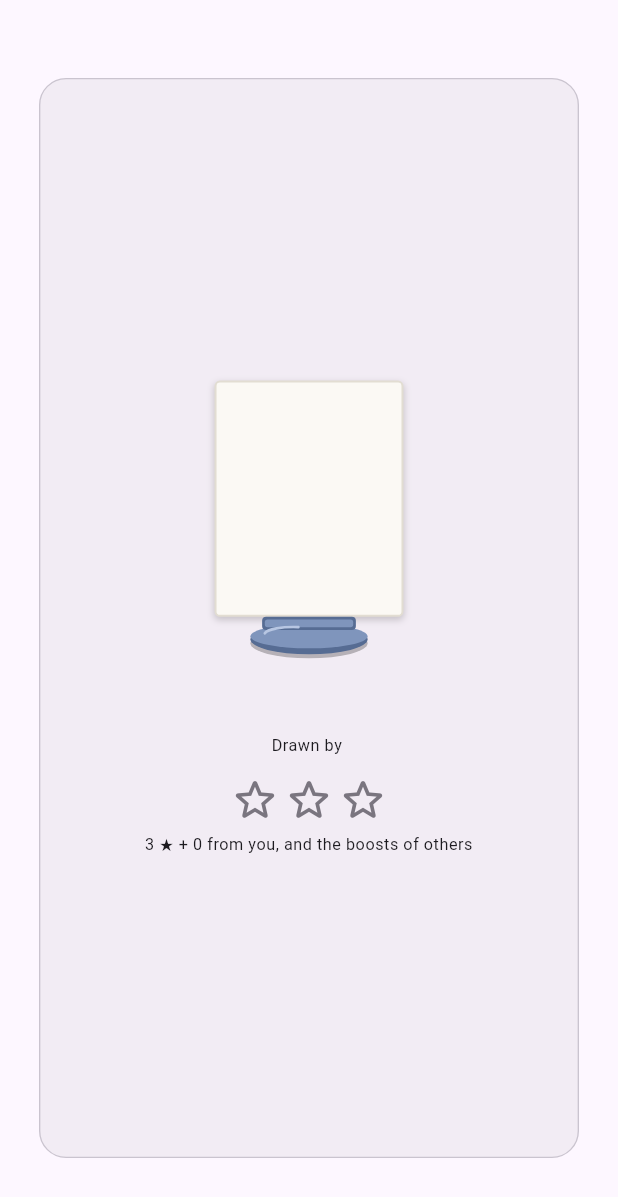
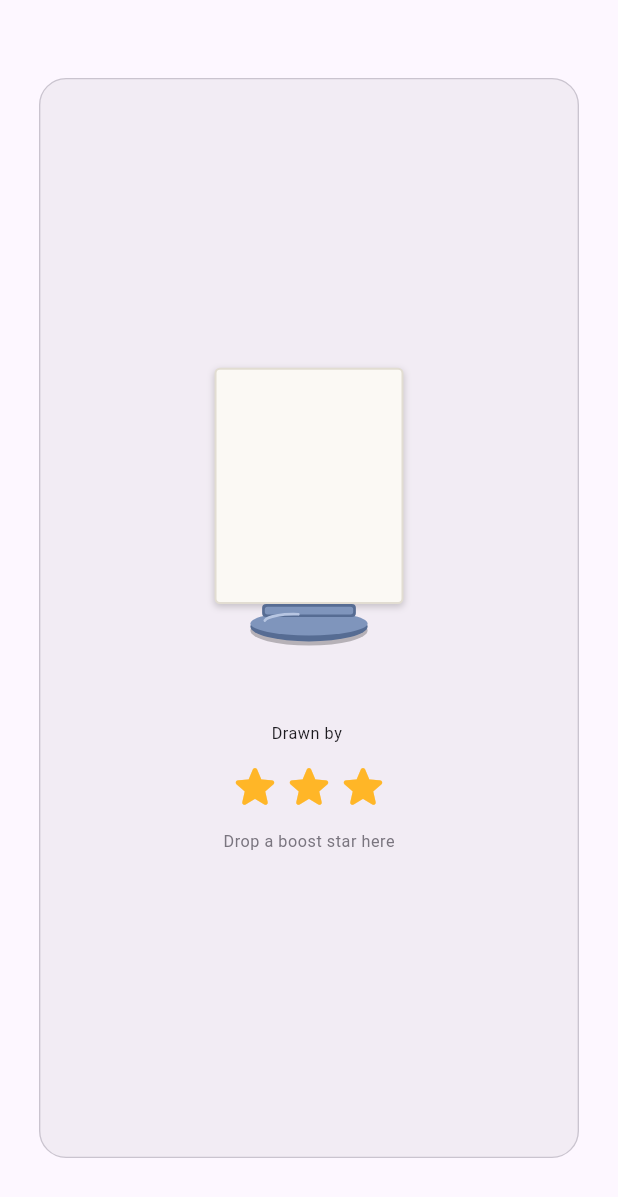
Before and after one commit to davidzenisu/game-drawing-duel, a Flutter app: the _ChallengerCard widget shown alone on an empty page, opened directly with empty values, on a phone screen of 412 x 824 dp. Shown: the top 1197 px of the screen. Run offline on Flutter 3.47's test engine with Material 3 defaults, Android fonts, the phone set to English and light mode, and no system bars; our stand-ins replace clock; missing offline and left inert: auth0_flutter.

Commit message:
feat: Show a challenger's own stars above the boosts it gets
Every challenger on the boost screen shows its own 3 stars in gold, with
the boost stars you gave it in a row below, in the boost color. Empty slots
are gone: a challenger without your stars says where to drop them.

Co-Authored-By: Claude Opus 5.5 <noreply@anthropic.com>
Claude-Session: https://claude.ai/code/session_014wyXsvbkr7EJw5AJ3S77vc

```diff
--- a/frontend/lib/game/screens/boost_screen.dart
+++ b/frontend/lib/game/screens/boost_screen.dart
@@ -161,25 +161,38 @@ class _ChallengerCard extends StatelessWidget {
                       Text(challenger.title, style: textTheme.titleMedium, textAlign: TextAlign.center),
                       Text('Drawn by ${challenger.artist}', style: textTheme.bodySmall),
                       const SizedBox(height: 12),
-                      Row(
+                      // The challenger's own stars, always there.
+                      Semantics(
+                        label: '${Stars.challengerBase} stars of its own',
+                        child: Row(
                           mainAxisAlignment: MainAxisAlignment.center,
                           children: [
-                          for (var slot = 0; slot < Boost.maxPerChallenger; slot++)
-                            slot < target.stars
-                                ? _GivenStar(
+                            for (var i = 0; i < Stars.challengerBase; i++) _star(color: AppPalette.rarityLegend),
+                          ],
+                        ),
+                      ),
+                      // The boost stars you gave it, below.
+                      SizedBox(
+                        height: _starSize,
+                        child: target.stars == 0
+                            ? Center(
+                                child: Text(
+                                  'Drop a boost star here',
+                                  style: textTheme.bodySmall?.copyWith(color: colors.outline),
+                                ),
+                              )
+                            : Row(
+                                mainAxisAlignment: MainAxisAlignment.center,
+                                children: [
+                                  for (var slot = 0; slot < target.stars; slot++)
+                                    _GivenStar(
                                       key: ValueKey('${challenger.id}-$slot'),
                                       from: challenger.id,
                                       enabled: canTake && inView,
                                       onTap: onTakeBack,
-                                  )
-                                : const _EmptySlot(),
+                                    ),
                                 ],
                               ),
-                      const SizedBox(height: 4),
-                      Text(
-                        '${Stars.challengerBase} ★ + ${target.stars} from you, and the boosts of others',
-                        style: textTheme.bodySmall,
-                        textAlign: TextAlign.center,
                       ),
                     ],
                   ),
@@ -225,20 +238,12 @@ class _GivenStar extends StatelessWidget {
           affinity: Axis.vertical,
           maxSimultaneousDrags: enabled ? 1 : 0,
           feedback: _star(size: _starSize * 1.3),
-          childWhenDragging: const _EmptySlot(),
+          childWhenDragging: Opacity(opacity: 0.3, child: _star()),
           child: star,
         ),
       ),
     );
   }
-}
-
-class _EmptySlot extends StatelessWidget {
-  const _EmptySlot();
-
-  @override
-  Widget build(BuildContext context) =>
-      Icon(Icons.star_outline_rounded, size: _starSize, color: Theme.of(context).colorScheme.outline);
 }
 
 /// The stars left to give, at the bottom: drag one onto the challenger in
```
Also changed, not shown: 1 other file. Lines whose indentation alone changed are shown as unchanged.
